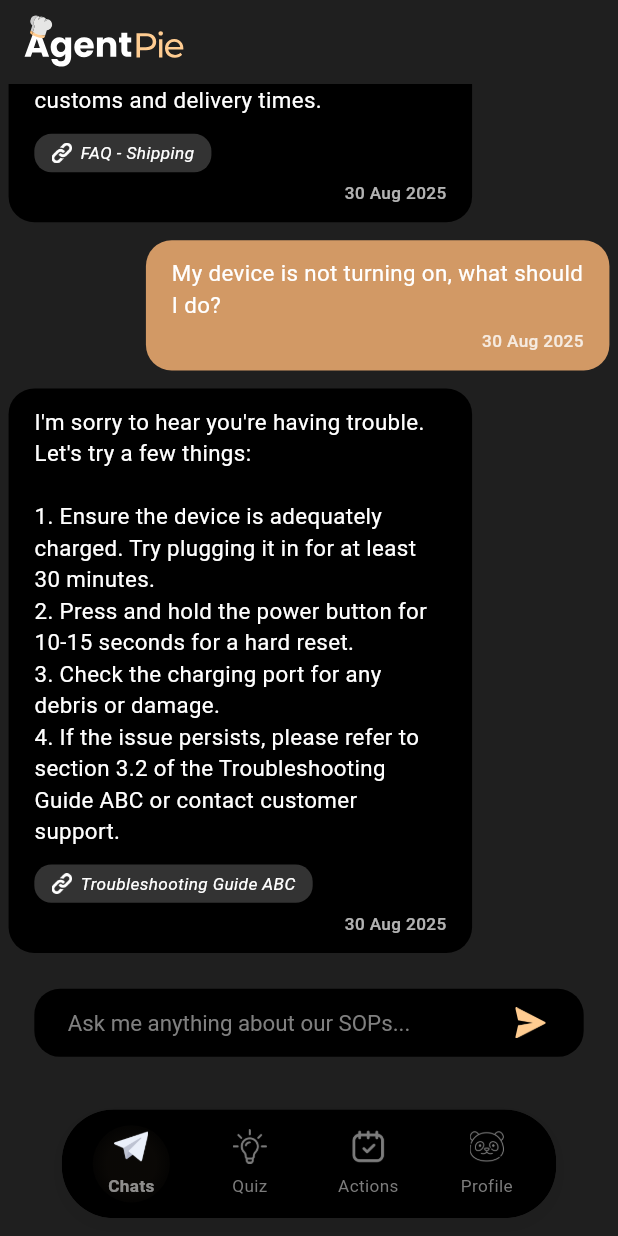
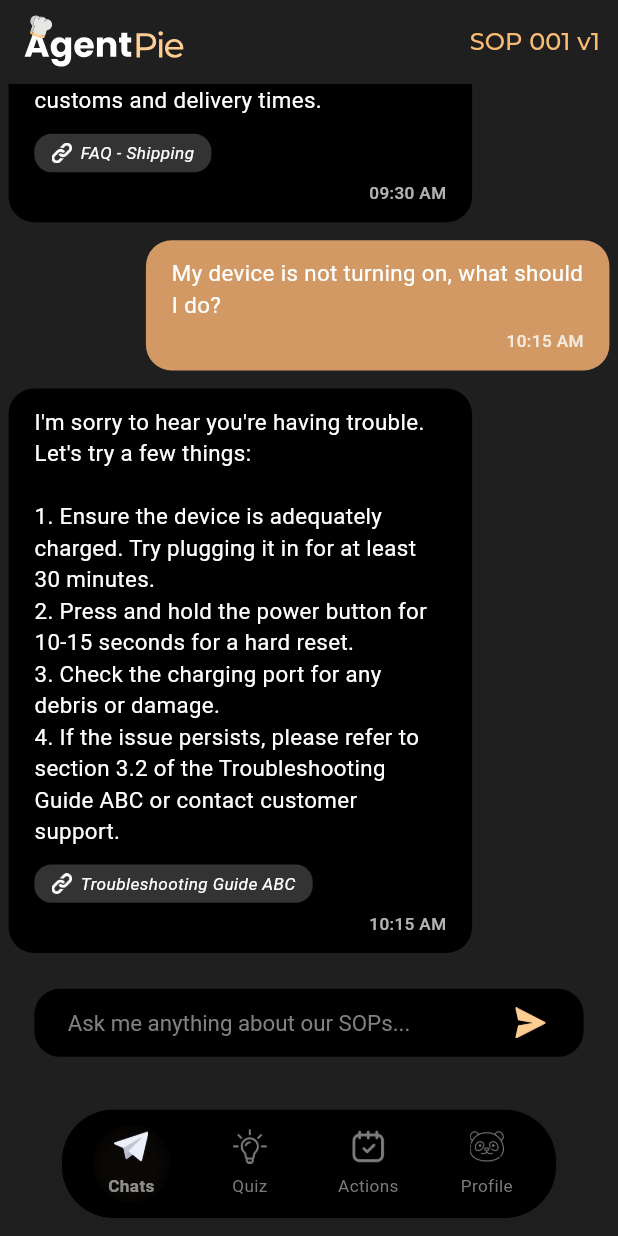
Before and after one commit to CTRL-AI-NEXT/agent-pie-flutter, a Flutter app: the screen it shows after launch, after a tap on "Login", on a phone screen of 412 x 824 dp. Run offline on Flutter 3.47's test engine with Material 3 defaults, Android fonts, the phone set to English and light mode, and no system bars; drawn by our look-alikes of flutter_animate; our stand-ins replace cached_network_image, chewie, connectivity_plus, country_code_picker, date_field, device_info_plus and 17 more; missing offline and left inert: cropperx, open_store, syncfusion_flutter_pdfviewer; Roboto replaces fonts that are missing (Prompt).

```diff
--- a/lib/core/helpers/date_helper.dart
+++ b/lib/core/helpers/date_helper.dart
@@ -1,5 +1,6 @@
 import 'package:date_field/date_field.dart';
 import 'package:get/get.dart';
+import 'package:intl/intl.dart';
 
 class DateHelper {
   static Future<DateTime?> showAdaptiveDatePicker(
@@ -15,4 +16,11 @@ class DateHelper {
 
     return result;
   }
+
+
+  // Add a method which accepts a nullable DateTime and returns a formatted string (i.e 11:00 AM) and null and empty empty string
+  static String formatNullableDateTimeToHHmma(DateTime? dateTime) {
+    if (dateTime == null) return '';
+    return DateFormat('hh:mm a').format(dateTime);
+  }
 }
--- a/lib/core/utils/style.dart
+++ b/lib/core/utils/style.dart
@@ -1,6 +1,21 @@
 import 'package:flutter/material.dart';
 
 import '../basic_features.dart';
+
+class AppTextStyles {
+  static TextStyle montserrat({
+    double? fontSize,
+    Color? color,
+    FontWeight? fontWeight,
+  }) {
+    return TextStyle(
+      fontFamily: 'Montserrat',
+      fontSize: fontSize,
+      color: color,
+      fontWeight: fontWeight,
+    );
+  }
+}
 
 // Light
 TextStyle fontStyleLight13 = TextStyle(
--- a/lib/core/widgets/custom_appbar.dart
+++ b/lib/core/widgets/custom_appbar.dart
@@ -2,7 +2,7 @@ import 'package:flutter/material.dart';
 import 'package:flutter/services.dart';
 
 import '../basic_features.dart';
-import 'network_image.dart';
+import 'custom_image.dart';
 
 class CustomAppBar extends AppBar {
   CustomAppBar.drawerNotificationAppBar({
@@ -329,3 +329,30 @@ class CustomAppBar extends AppBar {
           ),
         );
 }
+
+PreferredSizeWidget defaultAppbar({
+  required BuildContext context,
+  required RxString selectedSopTitle,
+  required VoidCallback onPressed,
+}) {
+  return AppBar(
+    title: CustomSvgAssetImage(
+      image: AppImages.icAppIconFull,
+      height: Dimensions.h32,
+    ),
+    actions: [
+      Obx(
+        () => TextButton(
+          onPressed: onPressed,
+          child: Text(
+            selectedSopTitle.value,
+            style: AppTextStyles.montserrat(
+              fontSize: Dimensions.sp14,
+              color: Theme.of(context).colorScheme.primary,
+            ),
+          ),
+        ),
+      ),
+    ],
+  );
+}
--- a/lib/features/bottom_nav/tabs/chats/chats_tab.dart
+++ b/lib/features/bottom_nav/tabs/chats/chats_tab.dart
@@ -1,5 +1,7 @@
 import 'package:agent_pie/core/basic_features.dart';
 import 'package:agent_pie/core/utils/shimmer_screen.dart';
+import 'package:agent_pie/core/widgets/custom_appbar.dart';
+import 'package:agent_pie/core/widgets/custom_bottom_sheet.dart';
 import 'package:agent_pie/core/widgets/custom_image.dart';
 import 'package:agent_pie/core/widgets/text_field/text_field/search_bar_text_field.dart';
 import 'package:agent_pie/features/bottom_nav/tabs/chats/widgets/chat_bubble.dart';
@@ -17,11 +19,33 @@ class ChatsTab extends StatelessWidget {
     return GetBuilder<ChatsController>(
       init: ChatsController(),
       builder: (controller) => Scaffold(
-        appBar: AppBar(
-          title: CustomSvgAssetImage(
-            image: AppImages.icAppIconFull,
-            height: Dimensions.h32,
+        appBar: defaultAppbar(
+          context: context,
+          onPressed: () {
+            CustomBottomSheet.instance.modalBottomSheet(
+              context: context,
+              child: Obx(
+                () => ListView.builder(
+                  shrinkWrap: true,
+                  itemCount: controller.sopTitles.length,
+                  itemBuilder: (context, index) {
+                    final sopTitle = controller.sopTitles[index];
+                    return CheckboxListTile(
+                      title: Text(sopTitle),
+                      value: controller.selectedSopTitle.value == sopTitle,
+                      onChanged: (value) {
+                        if (value == true) {
+                          controller.selectedSopTitle.value = sopTitle;
+                          Navigator.pop(context);
+                        }
+                      },
+                    );
+                  },
                 ),
+              ),
+            );
+          },
+          selectedSopTitle: controller.selectedSopTitle,
         ),
         resizeToAvoidBottomInset: true,
         body: Obx(
@@ -62,17 +86,20 @@ class ChatsTab extends StatelessWidget {
                     :
                     // Empty Chat or Loading View
                     // Note: The loading state should be handled here to prevent the list from building when empty.
-                    (false)
+                    controller.isLoading.value
                         ? const ShimmerChattingScreen()
                         : const ChatEmptyView(),
               ),
 
               // Send Message Bar
-              Padding(
-                padding:
-                    EdgeInsets.symmetric(horizontal: Dimensions.w20).copyWith(
-                  bottom: MediaQuery.viewInsetsOf(context).bottom > 0
-                      ? MediaQuery.viewInsetsOf(context).bottom
+              Obx(
+                () => Padding(
+                  padding: EdgeInsets.only(
+                    left: Dimensions.w20,
+                    right: Dimensions.w20,
+                    bottom: controller.isKeyboardVisible.value
+                        ? MediaQuery.of(context).viewInsets.bottom +
+                            Dimensions.h10
                         : Dimensions.h100,
                   ),
                   child: SendMessageTextField(
@@ -85,6 +112,7 @@ class ChatsTab extends StatelessWidget {
                     topLeftRadius: Dimensions.r15,
                     topRightRadius: Dimensions.r15,
                     bottomLeftRadius: Dimensions.r15,
+                    focusNode: controller.focusNode,
                     bottomRightRadius: Dimensions.r15,
                     onChanged: (value) =>
                         controller.showSendIcon.value = value.isNotEmpty,
@@ -107,6 +135,7 @@ class ChatsTab extends StatelessWidget {
                             ),
                           ),
                   ),
+                ),
               )
             ],
           ),
--- a/lib/features/bottom_nav/tabs/chats/controller/chats_controller.dart
+++ b/lib/features/bottom_nav/tabs/chats/controller/chats_controller.dart
@@ -3,6 +3,14 @@ import 'package:agent_pie/core/model/ui_model/chat_message_response_model.dart';
 import 'package:flutter/cupertino.dart';
 
 class ChatsController extends GetxController {
+  final sopTitles = <String>[
+    'SOP 001 v1',
+    'SOP 002 v1',
+    'SOP 003 v1',
+    'SOP 004 v1',
+    'SOP 005 v1',
+  ].obs;
+  final selectedSopTitle = 'SOP 001 v1'.obs;
   final messageList = <ChatMessageResponseModel>[
     ChatMessageResponseModel(
       id: '4',
@@ -10,7 +18,7 @@ class ChatsController extends GetxController {
       createdAt: DateTime.now().subtract(const Duration(days: 2, hours: 3)),
       query: 'How do I reset my password?',
       message:
-          'To reset your password, please follow these steps:\n\n1. Go to the login page.\n2. Click on the "Forgot Password?" link.\n3. Enter your registered email address.\n4. Follow the instructions sent to your email to create a new password.\n\nFor more details, you can consult page 12 of the User Manual v2.1.',
+      'To reset your password, please follow these steps:\n\n1. Go to the login page.\n2. Click on the "Forgot Password?" link.\n3. Enter your registered email address.\n4. Follow the instructions sent to your email to create a new password.\n\nFor more details, you can consult page 12 of the User Manual v2.1.',
     ),
     ChatMessageResponseModel(
       id: '1',
@@ -18,7 +26,7 @@ class ChatsController extends GetxController {
       createdAt: DateTime.now().subtract(const Duration(days: 1)),
       query: 'Hey, can you help me getting better at making tea better?',
       message:
-          'Definitely! Here are some tips to make better tea:\n\n1. Use fresh, cold water.\n2. Preheat your teapot or cup.\n3. Measure your tea leaves.\n4. Pay attention to water temperature.\n5. Steep for the right amount of time.\n6. Experiment with different teas and blends.\n7. Enjoy your tea mindfully!',
+      'Definitely! Here are some tips to make better tea:\n\n1. Use fresh, cold water.\n2. Preheat your teapot or cup.\n3. Measure your tea leaves.\n4. Pay attention to water temperature.\n5. Steep for the right amount of time.\n6. Experiment with different teas and blends.\n7. Enjoy your tea mindfully!',
     ),
     ChatMessageResponseModel(
       id: '2',
@@ -26,7 +34,7 @@ class ChatsController extends GetxController {
       createdAt: DateTime.now().subtract(const Duration(hours: 5)),
       query: 'What are the key features of the new XZ model?',
       message:
-          'The new XZ model boasts several key features:\n\n- Advanced AI-powered noise cancellation.\n- Extended battery life, up to 30 hours.\n- Lightweight and ergonomic design.\n- Seamless Bluetooth 5.2 connectivity.\n- Customizable EQ settings via our app.',
+      'The new XZ model boasts several key features:\n\n- Advanced AI-powered noise cancellation.\n- Extended battery life, up to 30 hours.\n- Lightweight and ergonomic design.\n- Seamless Bluetooth 5.2 connectivity.\n- Customizable EQ settings via our app.',
     ),
     ChatMessageResponseModel(
       id: '5',
@@ -34,7 +42,7 @@ class ChatsController extends GetxController {
       createdAt: DateTime.now().subtract(const Duration(hours: 1)),
       query: 'What are your international shipping rates?',
       message:
-          'Our international shipping rates vary depending on the destination and the weight of the package. \n\n- Standard International Shipping: Starts at \$15 USD.\n- Express International Shipping: Starts at \$30 USD.\n\nYou can get an exact quote during the checkout process by entering your shipping address. Please also check our FAQ on shipping for more details on customs and delivery times.',
+      'Our international shipping rates vary depending on the destination and the weight of the package. \n\n- Standard International Shipping: Starts at \$15 USD.\n- Express International Shipping: Starts at \$30 USD.\n\nYou can get an exact quote during the checkout process by entering your shipping address. Please also check our FAQ on shipping for more details on customs and delivery times.',
     ),
     ChatMessageResponseModel(
       id: '3',
@@ -42,12 +50,15 @@ class ChatsController extends GetxController {
       createdAt: DateTime.now().subtract(const Duration(minutes: 15)),
       query: 'My device is not turning on, what should I do?',
       message:
-          "I'm sorry to hear you're having trouble. Let's try a few things:\n\n1. Ensure the device is adequately charged. Try plugging it in for at least 30 minutes.\n2. Press and hold the power button for 10-15 seconds for a hard reset.\n3. Check the charging port for any debris or damage.\n4. If the issue persists, please refer to section 3.2 of the Troubleshooting Guide ABC or contact customer support.",
+      "I'm sorry to hear you're having trouble. Let's try a few things:\n\n1. Ensure the device is adequately charged. Try plugging it in for at least 30 minutes.\n2. Press and hold the power button for 10-15 seconds for a hard reset.\n3. Check the charging port for any debris or damage.\n4. If the issue persists, please refer to section 3.2 of the Troubleshooting Guide ABC or contact customer support.",
     ),
   ].obs;
   final scrollController = ScrollController();
   final isPaginating = false.obs;
   final isSendingMessage = false.obs;
+  final isLoading = false.obs;
+  final focusNode = FocusNode();
+  final isKeyboardVisible = false.obs;
 
   final chatTextEditingController = TextEditingController();
   final showSendIcon = false.obs;
@@ -56,6 +67,9 @@ class ChatsController extends GetxController {
   void onInit() {
     // sort messageList on basis of createdAt
     messageList.sort((a, b) => b.createdAt.compareTo(a.createdAt));
+    focusNode.addListener(() {
+      isKeyboardVisible.value = focusNode.hasFocus;
+    });
     super.onInit();
   }
 
@@ -72,12 +86,16 @@ class ChatsController extends GetxController {
     AppUtils.closeKeyboard();
 
     final newMessage = ChatMessageResponseModel(
-      id: DateTime.now().millisecondsSinceEpoch.toString(),
+      id: DateTime
+          .now()
+          .millisecondsSinceEpoch
+          .toString(),
       reference: 'Ad-hoc Query',
       createdAt: DateTime.now(),
       query: chatTextEditingController.text,
       message:
-          'This is a simulated response for the query: "${chatTextEditingController.text}". In a real application, this would be replaced with an actual response from the backend or AI service.',
+      'This is a simulated response for the query: "${chatTextEditingController
+          .text}". In a real application, this would be replaced with an actual response from the backend or AI service.',
     );
 
     messageList.insert(0, newMessage);
--- a/lib/features/bottom_nav/tabs/chats/widgets/chat_bubble.dart
+++ b/lib/features/bottom_nav/tabs/chats/widgets/chat_bubble.dart
@@ -1,3 +1,4 @@
+import 'package:agent_pie/core/helpers/date_helper.dart';
 import 'package:agent_pie/core/model/ui_model/chat_message_response_model.dart';
 import 'package:agent_pie/core/utils/extension.dart';
 import 'package:agent_pie/core/widgets/custom_image.dart';
@@ -176,7 +177,8 @@ class ChatBubble extends StatelessWidget {
                 child: Padding(
                   padding: EdgeInsets.only(top: Dimensions.h5),
                   child: Text(
-                    AppUtils.formatDateTimeToDayMonthYear(chatItem.createdAt),
+                    DateHelper.formatNullableDateTimeToHHmma(
+                        chatItem.createdAt),
                     style: fontStyleMedium10.copyWith(
                       color: isUserQuery
                           ? AppColors.whiteColor.withValues(alpha: 0.8)
```
Also changed, not shown: lib/core/core_screens/location_permission_screen.dart (deleted, +0 -87 lines), lib/core/utils/app_utils.dart (+2 -21 lines), lib/core/widgets/custom_bottom_sheet.dart (+8 -10 lines), pubspec.yaml (+2 -25 lines), pubspec.lock. Lines whose indentation alone changed are shown as unchanged.
